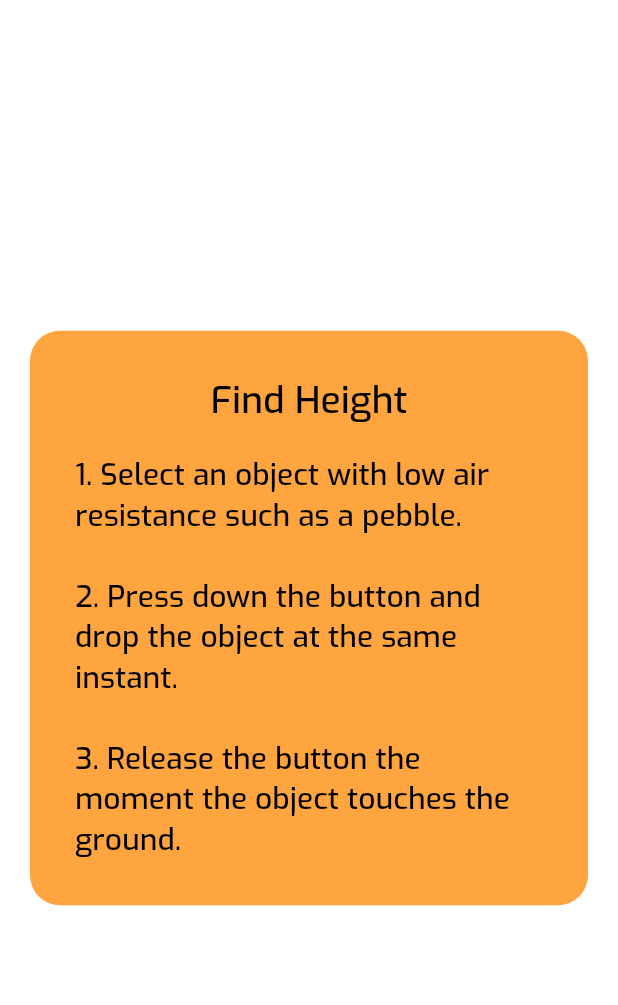
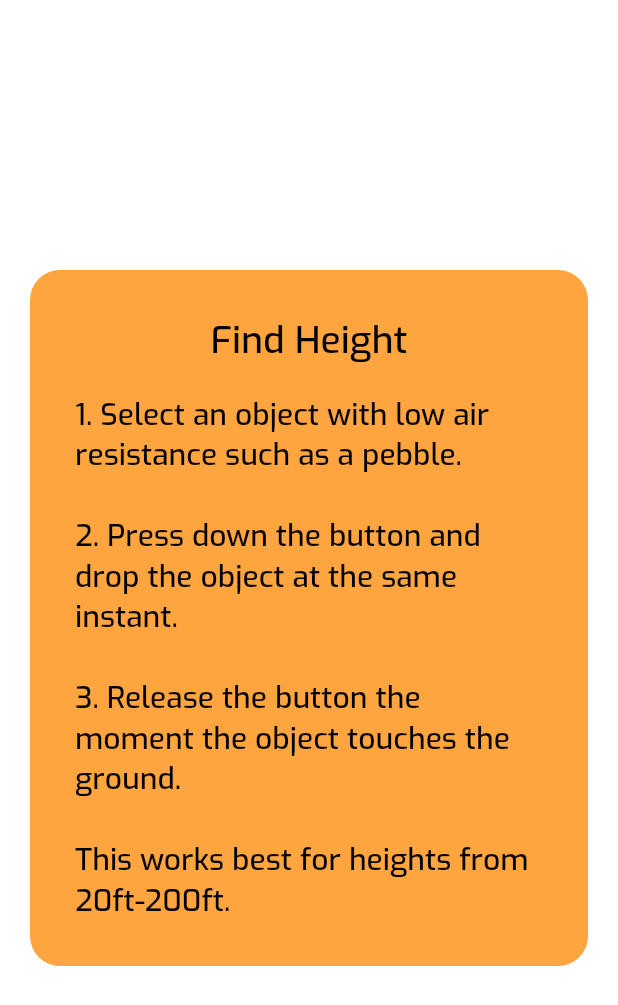
Before and after one commit to JaredTeter/height_finder, a Flutter app: the Instructions screen opened by its route, on a phone screen of 412 x 824 dp. Shown: the top 1005 px of the screen. Run offline on Flutter 3.47's test engine with Material 2 defaults, Android fonts, the phone set to English and light mode, and no system bars.

Commit message:
added text to instructions page

```diff
--- a/lib/pages/instructions_page.dart
+++ b/lib/pages/instructions_page.dart
@@ -37,7 +37,8 @@ class Instructions extends StatelessWidget {
                       Text(
                         "1. Select an object with low air resistance such as a pebble.\n\n"
                         "2. Press down the button and drop the object at the same instant.\n\n"
-                        "3. Release the button the moment the object touches the ground.",
+                        "3. Release the button the moment the object touches the ground.\n\n"
+                        "This works best for heights from 20ft-200ft.",
                       ),
                     ],
                   ),
```
